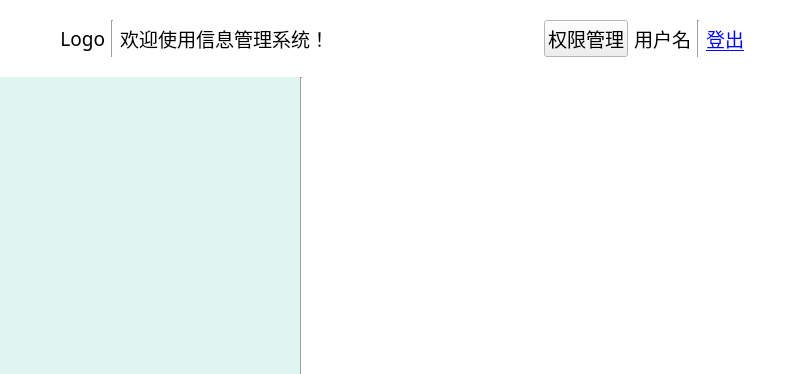
ArcherLuo233/election-s-prediction, file ui/widgets/main_page/MainPage.ui: the form before one commit.
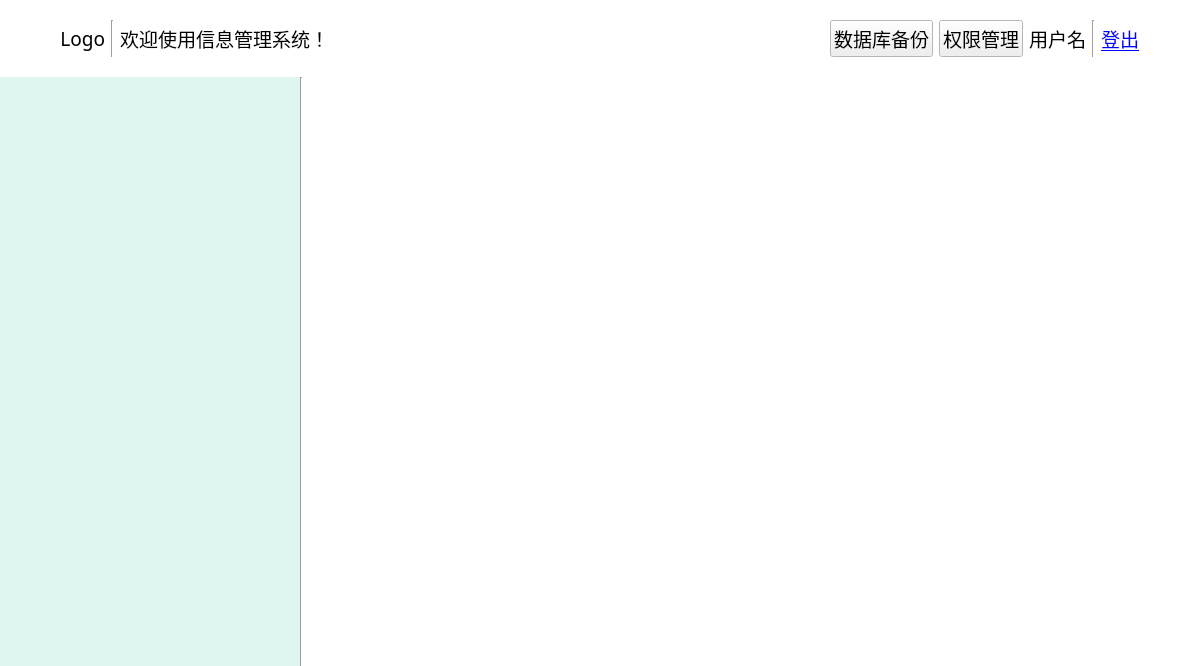
The form after the commit. Custom widgets are drawn as their Qt base class.

Commit message: 数据库备份按钮

```diff
--- a/ui/widgets/main_page/MainPage.ui
+++ b/ui/widgets/main_page/MainPage.ui
@@ -6,8 +6,8 @@
    <rect>
     <x>0</x>
     <y>0</y>
-    <width>804</width>
-    <height>374</height>
+       <width>1199</width>
+       <height>666</height>
    </rect>
   </property>
   <property name="palette">
@@ -184,6 +184,13 @@
         </property>
        </spacer>
       </item>
+         <item>
+             <widget class="QPushButton" name="btn_backup">
+                 <property name="text">
+                     <string>数据库备份</string>
+                 </property>
+             </widget>
+         </item>
       <item>
        <widget class="QPushButton" name="btn_manage">
         <property name="cursor">
@@ -271,7 +278,7 @@
           <x>0</x>
           <y>0</y>
           <width>300</width>
-          <height>305</height>
+             <height>592</height>
          </rect>
         </property>
         <layout class="QHBoxLayout" name="horizontalLayout_3">
```
Lines whose indentation alone changed are shown as unchanged. The commit also changes 10 other files.
